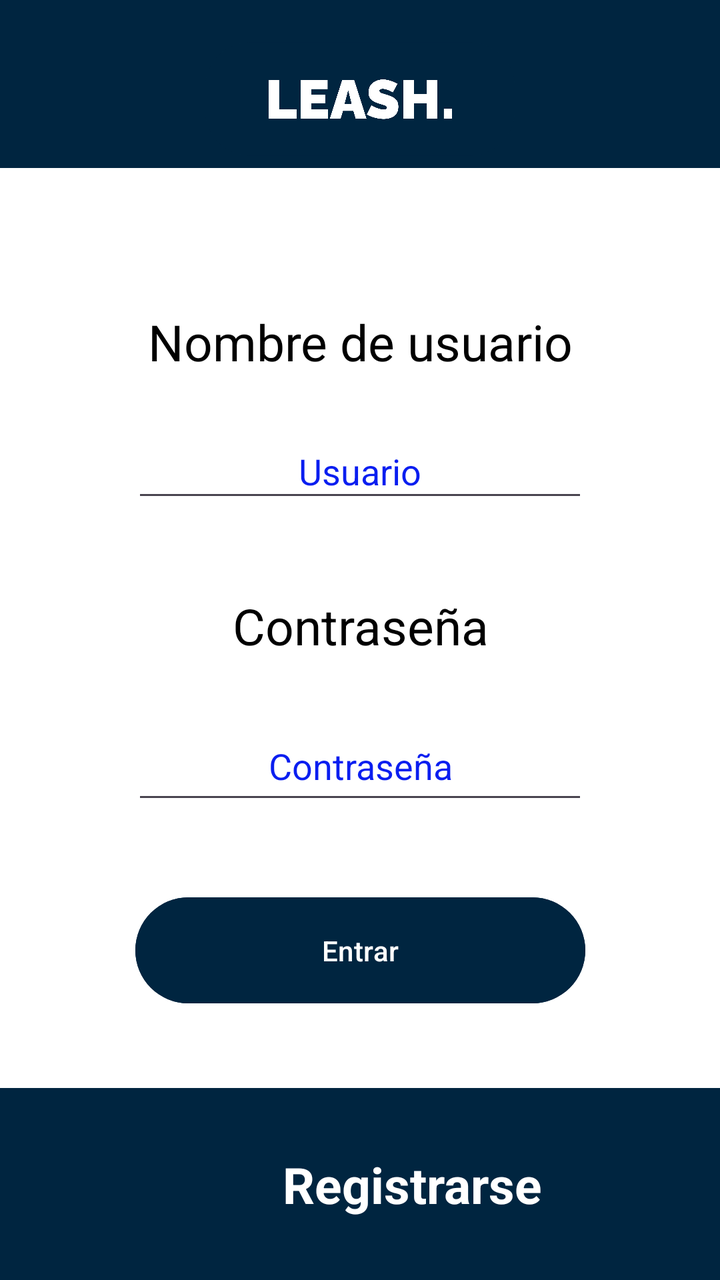
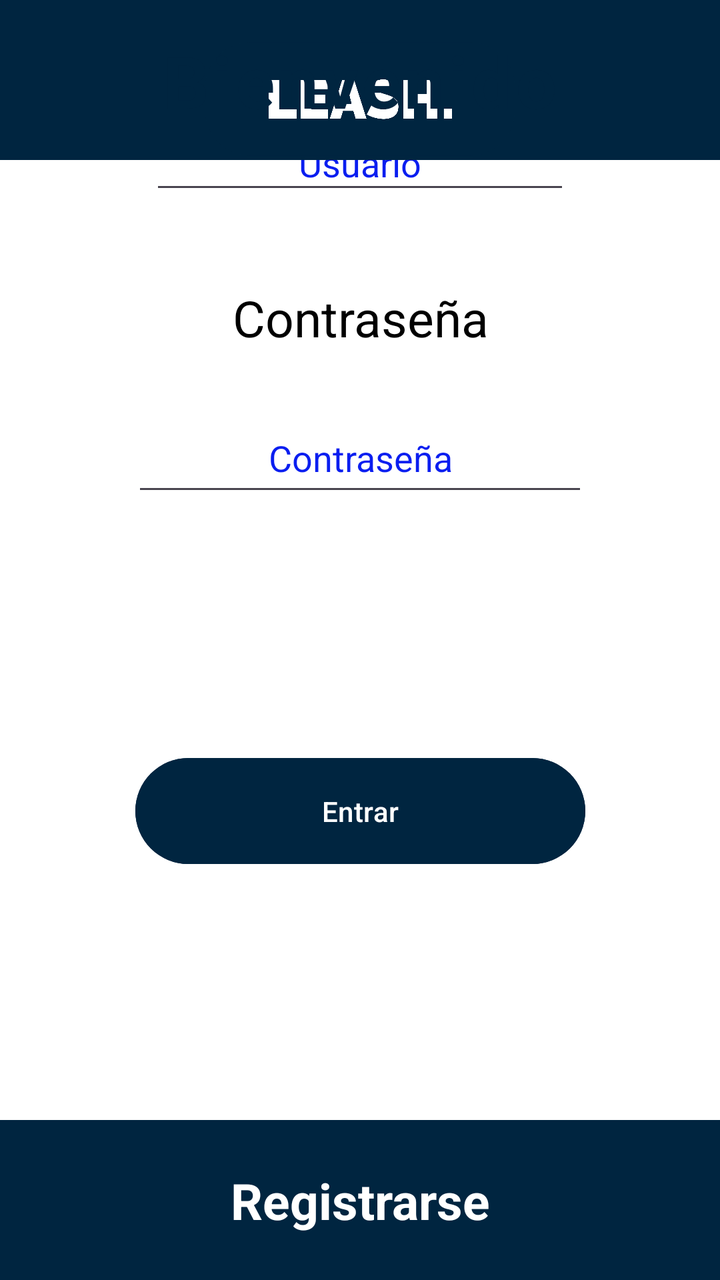

Screens rendered from an Android XML layout before and after an edit, with the pre-edit source and the edit as a unified diff.
<!-- AndroidManifest.xml: application theme Theme.Proyecto -->
<!-- res/layout/activity_inicio.xml -->
<?xml version="1.0" encoding="utf-8"?>
<androidx.constraintlayout.widget.ConstraintLayout xmlns:android="http://schemas.android.com/apk/res/android"
    xmlns:app="http://schemas.android.com/apk/res-auto"
    xmlns:tools="http://schemas.android.com/tools"
    android:id="@+id/main"
    android:layout_width="match_parent"
    android:layout_height="match_parent"
    android:background="@color/Blanco"
    tools:context=".APIREST$InicioSesionActivity">

    <TextView
        android:id="@+id/nombreUsu"
        android:layout_width="225dp"
        android:layout_height="38dp"
        android:layout_marginTop="70dp"
        android:text="@string/nombreUsu"
        android:textAlignment="center"
        android:textColor="@color/Negro"
        android:textSize="25sp"
        app:layout_constraintEnd_toEndOf="parent"
        app:layout_constraintStart_toStartOf="parent"
        app:layout_constraintTop_toBottomOf="@+id/toolbar6" />

    <TextView
        android:id="@+id/pass"
        android:layout_width="228dp"
        android:layout_height="40dp"
        android:layout_marginTop="40dp"
        android:text="@string/contraseña"
        android:textAlignment="center"
        android:textColor="@color/Negro"
        android:textSize="25sp"
        app:layout_constraintEnd_toEndOf="parent"
        app:layout_constraintStart_toStartOf="parent"
        app:layout_constraintTop_toBottomOf="@+id/edit_nombre_usuario" />

    <EditText
        android:id="@+id/edit_password"
        android:layout_width="228dp"
        android:layout_height="51dp"
        android:layout_marginTop="20dp"
        android:ems="10"
        android:hint="@string/contraseña"
        android:inputType="text|textPassword"
        android:textAlignment="center"
        android:textColor="@color/Negro"
        android:textColorHint="@color/Azul_Oscuro"
        app:layout_constraintEnd_toEndOf="parent"
        app:layout_constraintStart_toStartOf="parent"
        app:layout_constraintTop_toBottomOf="@+id/pass" />

    <EditText
        android:id="@+id/edit_nombre_usuario"
        android:layout_width="228dp"
        android:layout_height="44dp"
        android:layout_marginTop="20dp"
        android:ems="10"
        android:hint="@string/usuario"
        android:inputType="text"
        android:textAlignment="center"
        android:textColor="@color/Negro"
        android:textColorHint="@color/Azul_Oscuro"
        app:layout_constraintEnd_toEndOf="parent"
        app:layout_constraintStart_toStartOf="parent"
        app:layout_constraintTop_toBottomOf="@+id/nombreUsu" />

    <androidx.appcompat.widget.Toolbar
        android:id="@+id/toolbar"
        android:layout_width="412dp"
        android:layout_height="96dp"
        android:background="@color/Azul_Logo"
        android:minHeight="?attr/actionBarSize"
        android:theme="?attr/actionBarTheme"
        app:layout_constraintBottom_toBottomOf="parent"
        app:layout_constraintEnd_toEndOf="parent"
        app:layout_constraintHorizontal_bias="0.0"
        app:layout_constraintStart_toStartOf="parent" />

    <Button
        android:id="@+id/btn_entrar"
        android:layout_width="225dp"
        android:layout_height="61dp"
        android:backgroundTint="@color/Azul_Logo"
        android:text="@string/entrar"
        android:textColor="@color/Blanco"
        app:layout_constraintBottom_toTopOf="@+id/toolbar"
        app:layout_constraintEnd_toEndOf="parent"
        app:layout_constraintStart_toStartOf="parent"
        app:layout_constraintTop_toBottomOf="@+id/edit_password"
        app:layout_constraintVertical_bias="0.496" />

    <TextView
        android:id="@+id/txt_registrar"
        android:layout_width="0dp"
        android:layout_height="wrap_content"
        android:text="@string/registrar"
        android:textAlignment="center"
        android:textAllCaps="false"
        android:textColor="@color/Blanco"
        android:textSize="25sp"
        android:textStyle="bold"
        app:layout_constraintBottom_toBottomOf="@+id/toolbar"
        app:layout_constraintEnd_toEndOf="@+id/toolbar"
        app:layout_constraintStart_toStartOf="parent"
        app:layout_constraintTop_toTopOf="@+id/toolbar" />

    <androidx.appcompat.widget.Toolbar
        android:id="@+id/toolbar6"
        android:layout_width="0dp"
        android:layout_height="84dp"
        android:background="@color/Azul_Logo"
        android:minHeight="?attr/actionBarSize"
        android:theme="?attr/actionBarTheme"
        app:layout_constraintEnd_toEndOf="parent"
        app:layout_constraintStart_toStartOf="parent"
        app:layout_constraintTop_toTopOf="parent" />

    <ImageView
        android:id="@+id/imageView2"
        android:layout_width="0dp"
        android:layout_height="99dp"
        android:src="@drawable/logo_transparente"
        app:layout_constraintEnd_toEndOf="parent"
        app:layout_constraintHorizontal_bias="1.0"
        app:layout_constraintStart_toStartOf="parent"
        app:layout_constraintTop_toTopOf="parent" />

</androidx.constraintlayout.widget.ConstraintLayout>
<!-- resources referenced by this layout -->
<resources>
  <color name="Azul_Logo">#002540</color>
  <color name="Azul_Oscuro">#0A1EF0</color>
  <color name="Blanco">#FFFFFFFF</color>
  <color name="Negro">#FF000000</color>
  <!-- drawable logo_transparente: png bitmap (drawable, 154148 bytes) -->
  <string name="entrar">Entrar</string>
  <string name="nombreUsu">Nombre de usuario</string>
  <string name="registrar">Registrarse</string>
  <string name="usuario">Usuario</string>
  <style name="Theme.Proyecto" parent="Base.Theme.Proyecto" />
  <style name="Base.Theme.Proyecto" parent="Theme.Material3.DayNight.NoActionBar">
          
          
      </style>
</resources>

<!-- the commit's change to res/layout/activity_inicio.xml (unified diff, before → after) -->
@@ -12,14 +12,13 @@
         android:id="@+id/nombreUsu"
         android:layout_width="225dp"
         android:layout_height="38dp"
-        android:layout_marginTop="70dp"
         android:text="@string/nombreUsu"
         android:textAlignment="center"
         android:textColor="@color/Negro"
         android:textSize="25sp"
         app:layout_constraintEnd_toEndOf="parent"
         app:layout_constraintStart_toStartOf="parent"
-        app:layout_constraintTop_toBottomOf="@+id/toolbar6" />
+        tools:layout_editor_absoluteY="234dp" />
 
     <TextView
         android:id="@+id/pass"
@@ -51,7 +50,7 @@
 
     <EditText
         android:id="@+id/edit_nombre_usuario"
-        android:layout_width="228dp"
+        android:layout_width="wrap_content"
         android:layout_height="44dp"
         android:layout_marginTop="20dp"
         android:ems="10"
@@ -66,8 +65,8 @@
 
     <androidx.appcompat.widget.Toolbar
         android:id="@+id/toolbar"
-        android:layout_width="412dp"
-        android:layout_height="96dp"
+        android:layout_width="0dp"
+        android:layout_height="80dp"
         android:background="@color/Azul_Logo"
         android:minHeight="?attr/actionBarSize"
         android:theme="?attr/actionBarTheme"
@@ -107,7 +106,7 @@
     <androidx.appcompat.widget.Toolbar
         android:id="@+id/toolbar6"
         android:layout_width="0dp"
-        android:layout_height="84dp"
+        android:layout_height="80dp"
         android:background="@color/Azul_Logo"
         android:minHeight="?attr/actionBarSize"
         android:theme="?attr/actionBarTheme"
@@ -125,4 +124,21 @@
         app:layout_constraintStart_toStartOf="parent"
         app:layout_constraintTop_toTopOf="parent" />
 
+    <TextView
+        android:id="@+id/txtBienvenido"
+        android:layout_width="wrap_content"
+        android:layout_height="wrap_content"
+        android:text="@string/titulo"
+        android:textSize="36sp"
+        android:textStyle="bold"
+        android:textColor="@color/Azul_Logo"
+        android:letterSpacing="0.05"
+        android:paddingTop="16dp"
+        android:paddingBottom="16dp"
+        app:layout_constraintTop_toBottomOf="@+id/toolbar6"
+        app:layout_constraintBottom_toTopOf="@+id/nombreUsu"
+        app:layout_constraintStart_toStartOf="parent"
+        app:layout_constraintEnd_toEndOf="parent" />
+
+
 </androidx.constraintlayout.widget.ConstraintLayout>
<!-- resource entries referenced after the edit -->
@@ -8,6 +8,7 @@
   <string name="entrar">Entrar</string>
   <string name="nombreUsu">Nombre de usuario</string>
   <string name="registrar">Registrarse</string>
+  <string name="titulo">Bienvenido</string>
   <string name="usuario">Usuario</string>
   <style name="Theme.Proyecto" parent="Base.Theme.Proyecto" />
   <style name="Base.Theme.Proyecto" parent="Theme.Material3.DayNight.NoActionBar">
